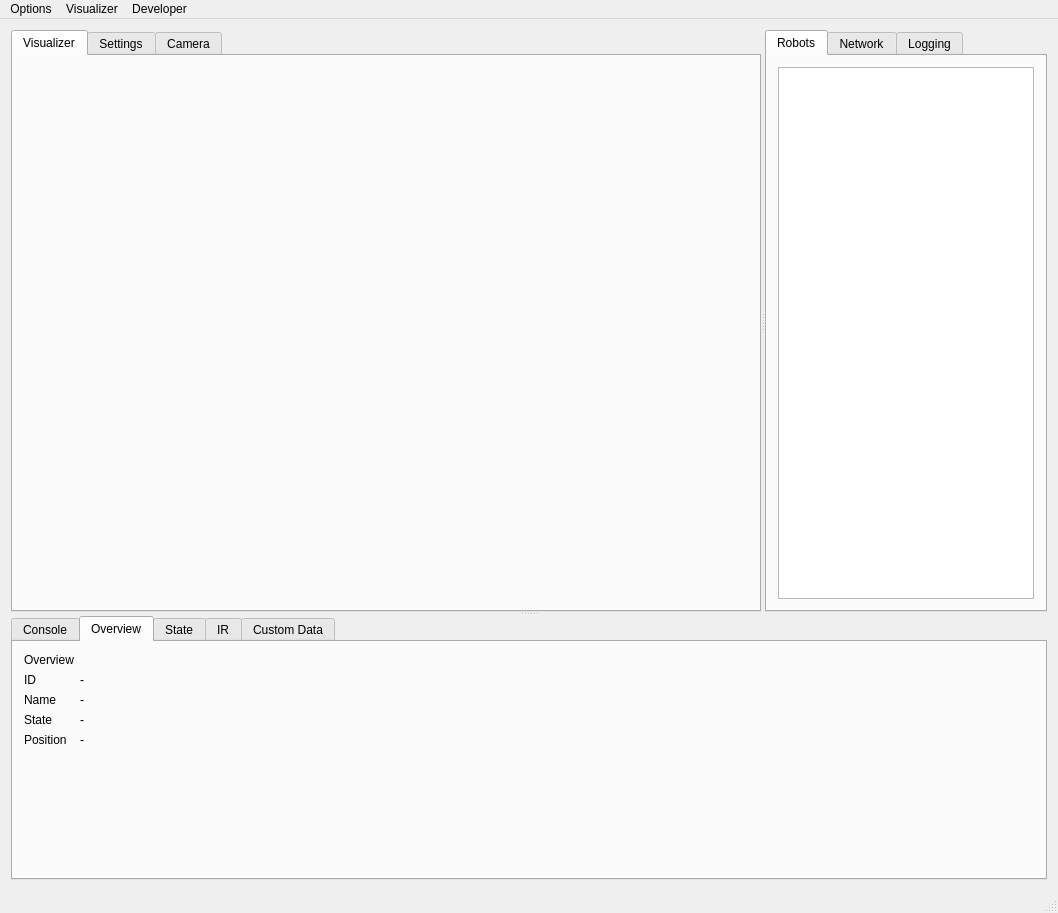
This is mainwindow.ui in yorkrobotlab/ardebug as Qt 5 draws it before an edit. The edited form follows.
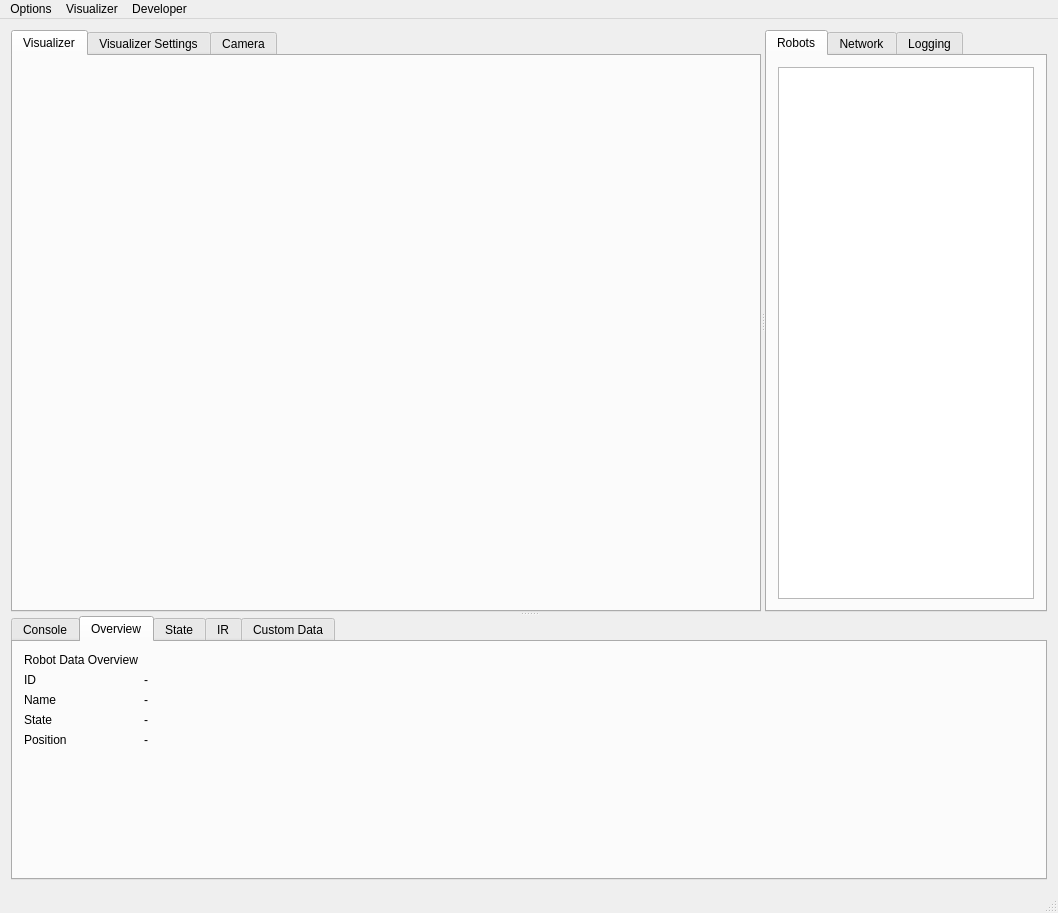
This is the edited form. The open tabs and pages were chosen to show the change.

The edit to the form file:
```diff
--- a/mainwindow.ui
+++ b/mainwindow.ui
@@ -59,7 +59,7 @@
         </widget>
         <widget class="QWidget" name="visSettingsTab">
          <attribute name="title">
-          <string>Settings</string>
+          <string>Visualizer Settings</string>
          </attribute>
          <layout class="QVBoxLayout" name="verticalLayout_6">
           <item>
@@ -325,7 +325,7 @@
            <item row="0" column="0">
             <widget class="QLabel" name="label_12">
              <property name="text">
-              <string>Overview</string>
+              <string>Robot Data Overview</string>
              </property>
             </widget>
            </item>
```
Left out of the diff: 2 changed lines with no effect on the pictures.
